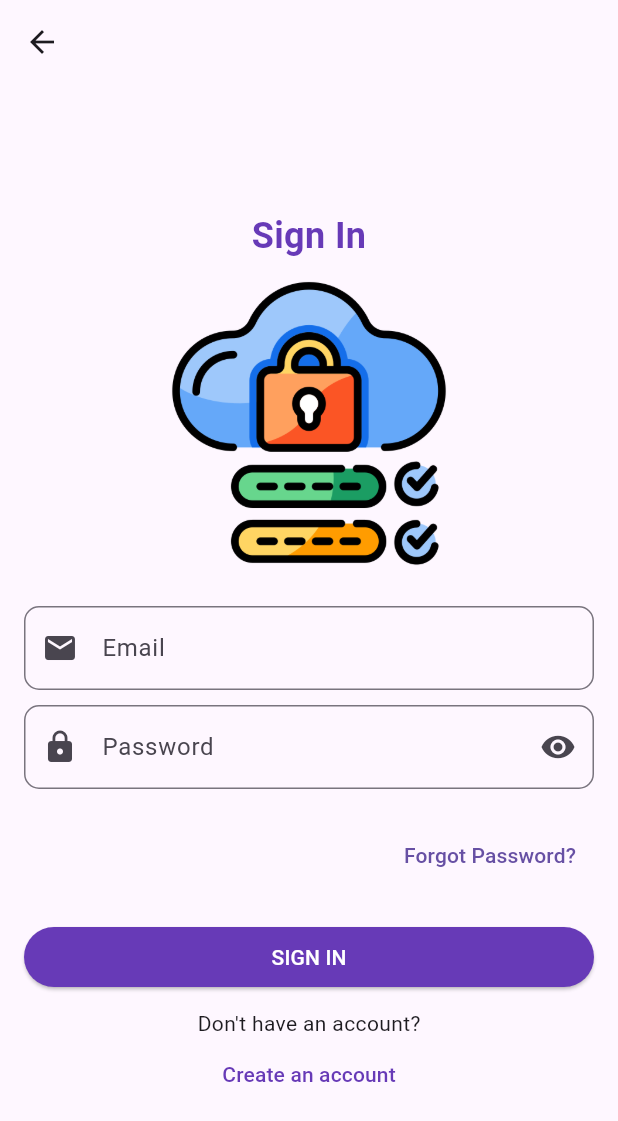
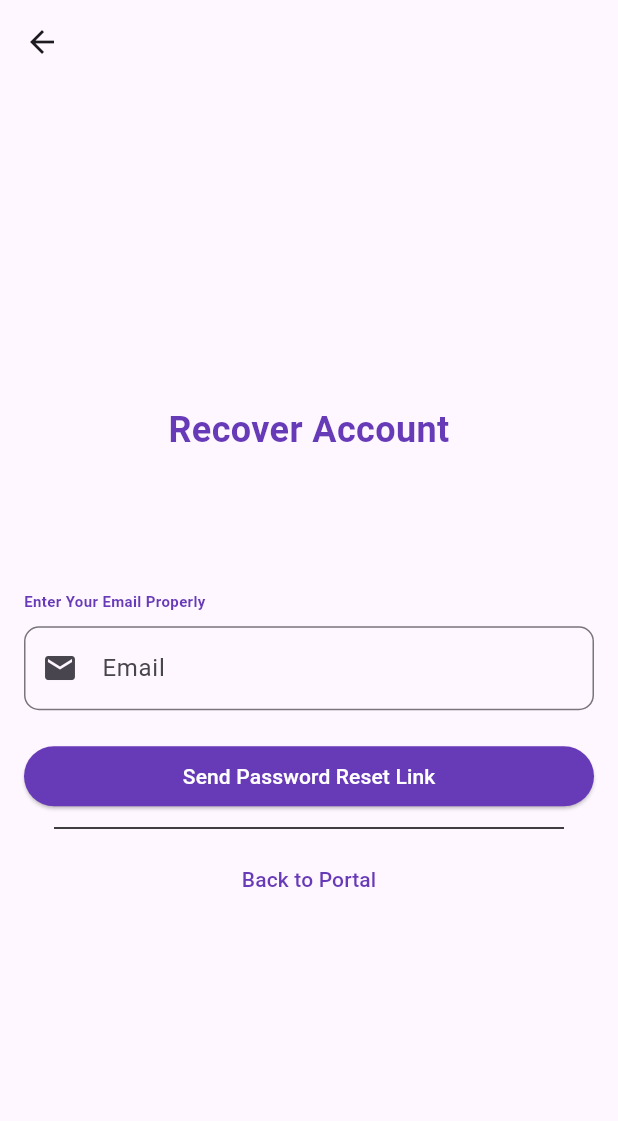
Before and after one commit to Aashutoshbro/akar-app, a Flutter app: the SignInPage screen opened by its route, after a tap on "Forgot Password?", on a phone screen of 412 x 824 dp. Shown: the top 1121 px of the screen. Run offline on Flutter 3.47's test engine with Material 3 defaults, Android fonts, the phone set to English and light mode, and no system bars.

Commit message:
Added Recover Page

```diff
--- a/akar/lib/Screens/login.dart
+++ b/akar/lib/Screens/login.dart
@@ -89,7 +89,9 @@ class _SignInPageState extends State<SignInPage> {
                     mainAxisAlignment: MainAxisAlignment.end,
                     children: [
                       TextButton(
-                        onPressed: () {},
+                        onPressed: () {
+                          Navigator.pushNamed(context, "/recover");
+                        },
                         child: const Text(
                           'Forgot Password?',
                         ),
--- /dev/null
+++ b/akar/lib/Screens/recover.dart
@@ -0,0 +1,107 @@
+import 'package:flutter/material.dart';
+
+class RecoverPage extends StatefulWidget {
+  const RecoverPage ({super.key});
+
+  @override
+  _RecoverPageState createState() => _RecoverPageState();
+}
+
+class _RecoverPageState  extends State<RecoverPage>{
+  @override
+  Widget build(BuildContext context) {
+    return Scaffold(
+      //backgroundColor:const Color(0xFF33396d),
+
+      appBar: AppBar(
+        backgroundColor: Colors.transparent,
+      ),
+      body: Center(
+        child: Padding(
+            padding: const EdgeInsets.all(16.0),
+            child: SingleChildScrollView(
+              child: Column(
+                mainAxisAlignment: MainAxisAlignment.center,
+                crossAxisAlignment: CrossAxisAlignment.stretch,
+                children: [
+                  const Text(
+                    'Recover Account',
+                    style: TextStyle(
+                        fontSize: 24.0,
+                        fontWeight: FontWeight.bold,
+                        color: Colors.deepPurple),
+                    textAlign: TextAlign.center,
+                  ),
+
+
+                  const SizedBox(
+                    height: 90,
+                  ),
+                  const Text(
+                    'Enter Your Email Properly',
+                    style: TextStyle(
+                        fontSize: 10.0,
+                        fontWeight: FontWeight.bold,
+                        color: Colors.deepPurple),
+                    textAlign: TextAlign.left,
+                  ),
+                  const SizedBox(
+                    height: 10,
+                  ),
+
+                  TextField(
+                    decoration: InputDecoration(
+                      labelText: 'Email',
+                      prefixIcon: const Icon(Icons.email),
+                      // filled: true,
+                      //fillColor: const Color(0xFF9ee1d9),
+
+                      border: OutlineInputBorder(
+                        borderRadius: BorderRadius.circular(10),
+                      ),
+                    ),
+                  ),
+
+
+                  const SizedBox(height: 20.0),
+
+
+                  ElevatedButton(
+                    onPressed: () {
+                      //Sign in logic yaha
+                    },
+                    style: ElevatedButton.styleFrom(
+                        backgroundColor: Colors.deepPurple),
+                    child: const Text(
+                      'Send Password Reset Link',
+                      style: TextStyle(color: Colors.white),
+                    ),
+                  ),
+                  const SizedBox(height: 10.0),
+                  Padding(
+                    padding: const EdgeInsets.symmetric(horizontal: 20), // Adjust padding here
+                    child: Container(
+                      height: 1,
+                      color: Colors.black,
+                    ),
+                  ),
+                  const SizedBox(height: 10.0),
+
+                  TextButton(
+                    onPressed: () {
+                      // "create account" navigation logic yaha lekhne
+                      Navigator.pushNamed(context, "/login");
+                    },
+                    child: const Text(
+                      'Back to Portal',
+                      style: TextStyle(color: Colors.deepPurple),
+                    ),
+                  ),
+                ],
+              ),
+            )),
+      ),
+    );
+  }
+
+}
--- a/akar/lib/main.dart
+++ b/akar/lib/main.dart
@@ -2,6 +2,7 @@
 import 'Screens/login.dart';
 import 'Screens/register.dart';
 import 'Screens/home.dart';
+import 'Screens/recover.dart';
 
 void main() {
   runApp(const MyApp(
@@ -21,6 +22,7 @@
         "/": (context) => const MyHome(),
         "/register" : (context)=> const RegistrationPage(),
         "/login" : (context)=> const SignInPage(),
+        "/recover": (context)=> const RecoverPage(),
       },
       debugShowCheckedModeBanner:false,
       title: 'Flutter Demo',
```
